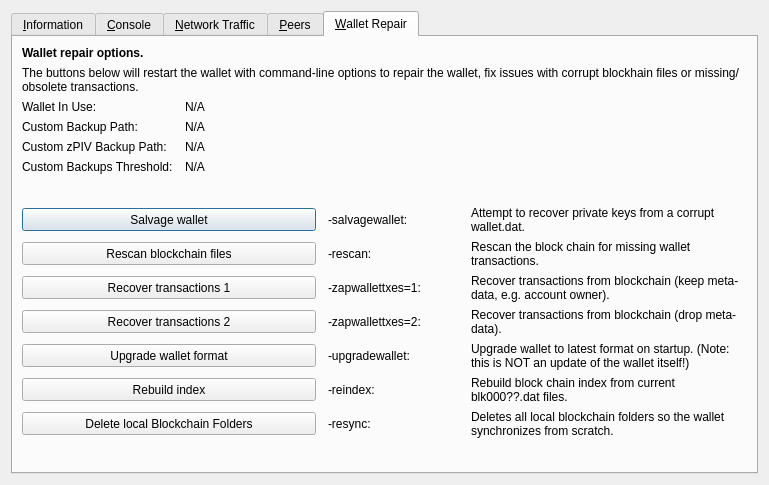
The window that src/qt/forms/rpcconsole.ui (traficoin/traficoin) describes before a commit, drawn with Qt 5.
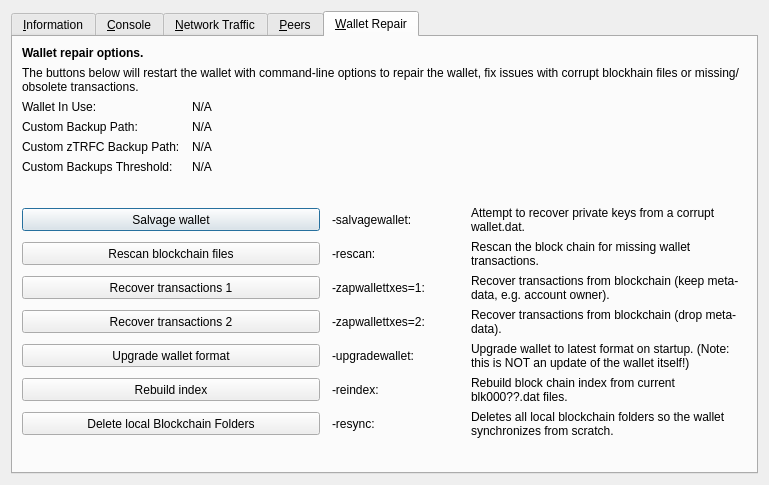
The same window after the commit. The open tabs and pages were chosen to show the change. Icons and pictures are not drawn. Custom widgets are drawn as their Qt base class.

```diff
--- a/src/qt/forms/rpcconsole.ui
+++ b/src/qt/forms/rpcconsole.ui
@@ -1328,7 +1328,7 @@
        <item row="4" column="0">
         <widget class="QLabel" name="wallet_customzpivbackuppath_label">
          <property name="text">
-          <string>Custom zPIV Backup Path:</string>
+          <string>Custom zTRFC Backup Path:</string>
          </property>
          <property name="visible">
           <bool>false</bool>
```
Left out of the diff: 10 changed lines with no effect on the pictures.
